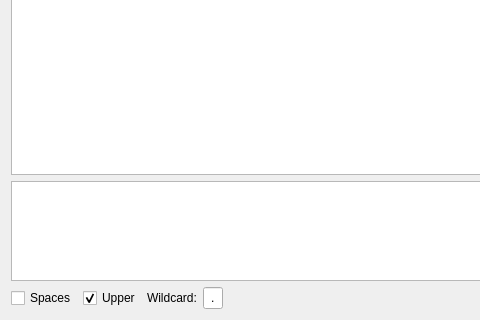
Before: the Qt Designer form dialogsignature.ui in horsicq/XDisasm, drawn with Qt 5; both pictures show x 0 to 480 and y 130 to 450 of the 709 by 450 pixel window.
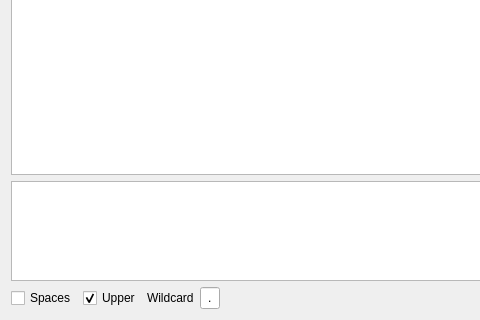
After: the same form once the commit is applied.

What changed in the file:
```diff
--- a/dialogsignature.ui
+++ b/dialogsignature.ui
@@ -127,7 +127,7 @@
      <item>
       <widget class="QLabel" name="labelWildcard">
        <property name="text">
-        <string>Wildcard:</string>
+        <string>Wildcard</string>
        </property>
       </widget>
      </item>
```
Left out of the diff: 4 changed lines with no effect on the pictures.
